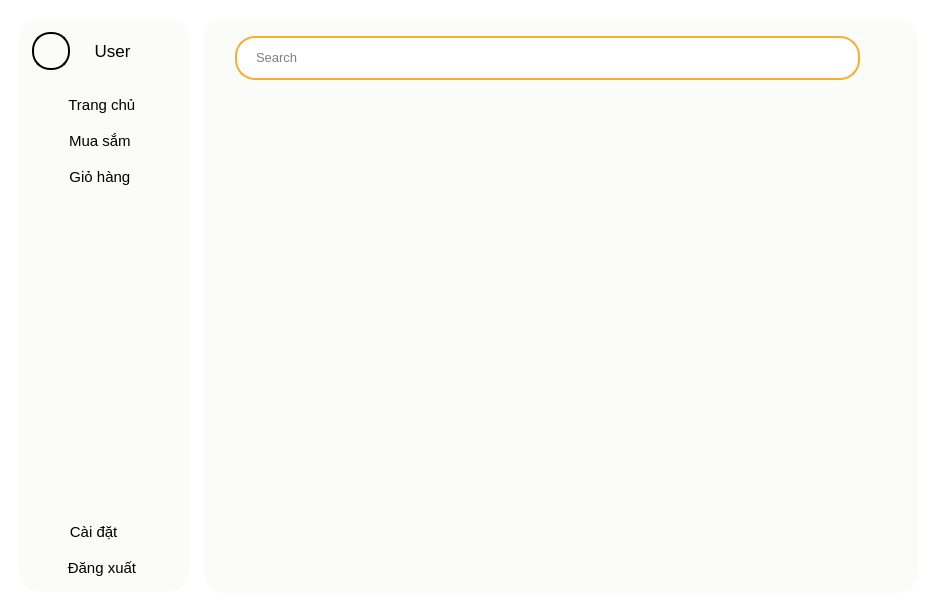
MaiNgocChau9/Python-App-Instance, file SPCK/GUI/user.ui: the form before one commit.
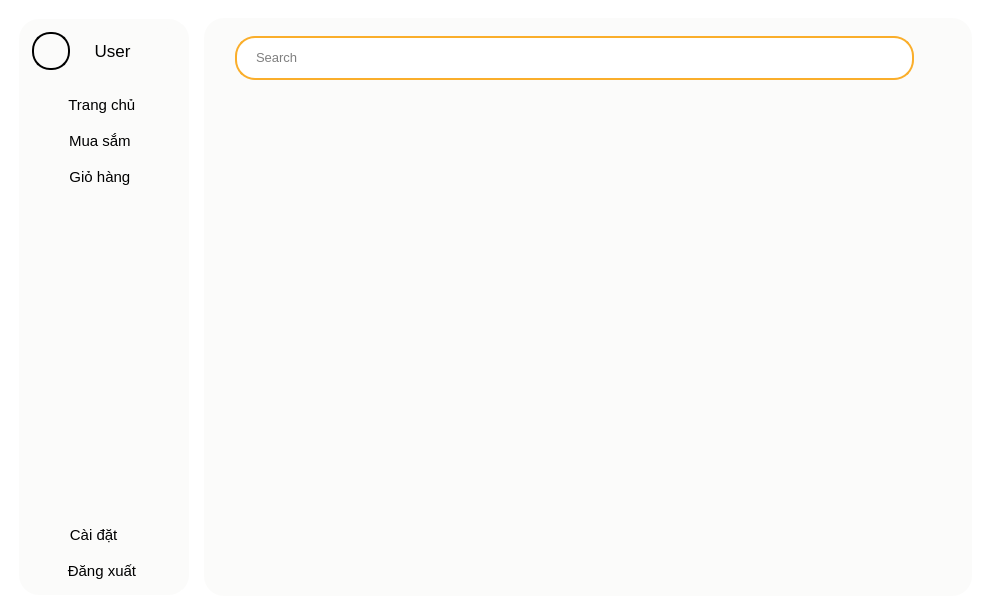
The form after the commit. The open tabs and pages were chosen to show the change. Icons and pictures are not drawn.

What changed in the file:
```diff
--- a/SPCK/GUI/user.ui
+++ b/SPCK/GUI/user.ui
@@ -6,8 +6,8 @@
    <rect>
     <x>0</x>
     <y>0</y>
-    <width>936</width>
-    <height>611</height>
+    <width>990</width>
+    <height>614</height>
    </rect>
   </property>
   <property name="windowTitle">
@@ -760,7 +760,71 @@
             </widget>
            </item>
            <item>
-            <widget class="QWidget" name="widget_18" native="true"/>
+            <widget class="QWidget" name="widget" native="true">
+             <property name="styleSheet">
+              <string notr="true">border-radius: 0px;</string>
+             </property>
+             <layout class="QHBoxLayout" name="horizontalLayout_2">
+              <item>
+               <widget class="QFrame" name="frame">
+                <property name="styleSheet">
+                 <string notr="true">QScrollArea{
+	background-color: #f0f0f0;
+}
+/* #!VERTICAL SCROLLBAR */
+QScrollBar:vertical{
+	border: none;
+	width: 16px;
+	border-radius: 0px;
+	background: white;
+}
+
+/* #!HANDLE BAR VERTICAL */
+QScrollBar::handle:vertical {	
+	border-left: 3px solid #f1f1f1;
+	background-color: #c1c1c1;
+	subcontrol-position: bottom;
+	subcontrol-origin: margin;
+}
+QScrollBar::handle:vertical:hover {	
+	border-left: 3px solid #f1f1f1;
+	background-color: #a8a8a8;
+	subcontrol-position: bottom;
+	subcontrol-origin: margin;
+}
+QScrollBar::handle:vertical:pressed {
+	border-left: 3px solid #f1f1f1;
+	background-color: #787878;
+	subcontrol-position: bottom;
+	subcontrol-origin: margin;
+}
+/* #!RESET ARROW */
+QScrollBar::up-arrow:vertical, QScrollBar::down-arrow:vertical {
+	background: #f1f1f1;
+    border-left: 5px solid #f1f1f1;
+}
+QScrollBar::add-page:vertical, QScrollBar::sub-page:vertical {
+	background: #f1f1f1;
+    border-left: 5px solid #f1f1f1;
+}
+/* #!HORIZONTAL SCROLLBAR */
+QScrollBar:horizontal{
+	border: none;
+	width: 16px;
+	border-radius: 0px;
+	background: white;
+}</string>
+                </property>
+                <property name="frameShape">
+                 <enum>QFrame::Shape::StyledPanel</enum>
+                </property>
+                <property name="frameShadow">
+                 <enum>QFrame::Shadow::Raised</enum>
+                </property>
+               </widget>
+              </item>
+             </layout>
+            </widget>
            </item>
           </layout>
          </widget>
```
Left out of the diff: 2 changed lines with no effect on the pictures.
